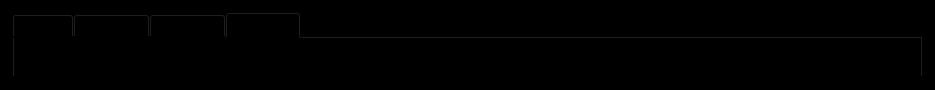
The window that src/qt/forms/votecoinsentry.ui (NoirX/NoirShares-v2-old) describes before a commit, drawn with Qt 5.
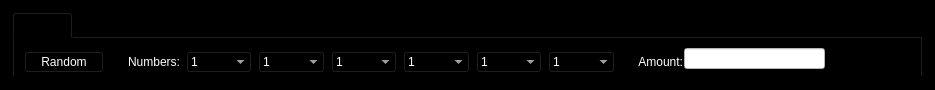
The same window after the commit. Custom widgets are drawn as their Qt base class.

Patch:
```diff
--- a/src/qt/forms/votecoinsentry.ui
+++ b/src/qt/forms/votecoinsentry.ui
@@ -44,7 +44,7 @@
       <string notr="true">background-color: rgb(0, 0, 0);</string>
      </property>
      <property name="currentIndex">
-      <number>3</number>
+      <number>0</number>
      </property>
      <widget class="QWidget" name="tab">
       <property name="styleSheet">
@@ -1711,30 +1711,6 @@
        </property>
       </widget>
      </widget>
-     <widget class="QWidget" name="tab_2">
-      <property name="styleSheet">
-       <string notr="true">color:white;background-color:black;border-width:1px;</string>
-      </property>
-      <attribute name="title">
-       <string>Reserved</string>
-      </attribute>
-     </widget>
-     <widget class="QWidget" name="tab_4">
-      <property name="styleSheet">
-       <string notr="true">color:white;background-color:black;border-width:1px;</string>
-      </property>
-      <attribute name="title">
-       <string>Reserved</string>
-      </attribute>
-     </widget>
-     <widget class="QWidget" name="tab_3">
-      <property name="styleSheet">
-       <string notr="true">color:black;background-color:black;border-width:1px;</string>
-      </property>
-      <attribute name="title">
-       <string>Reserved</string>
-      </attribute>
-     </widget>
     </widget>
    </item>
   </layout>
```
